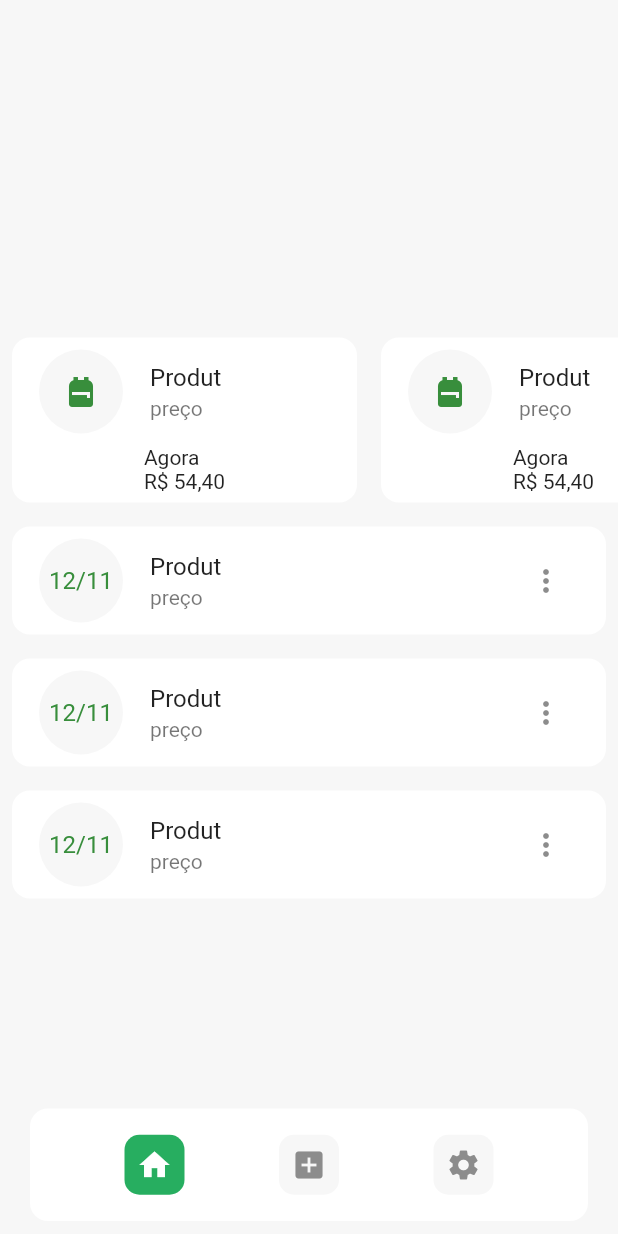
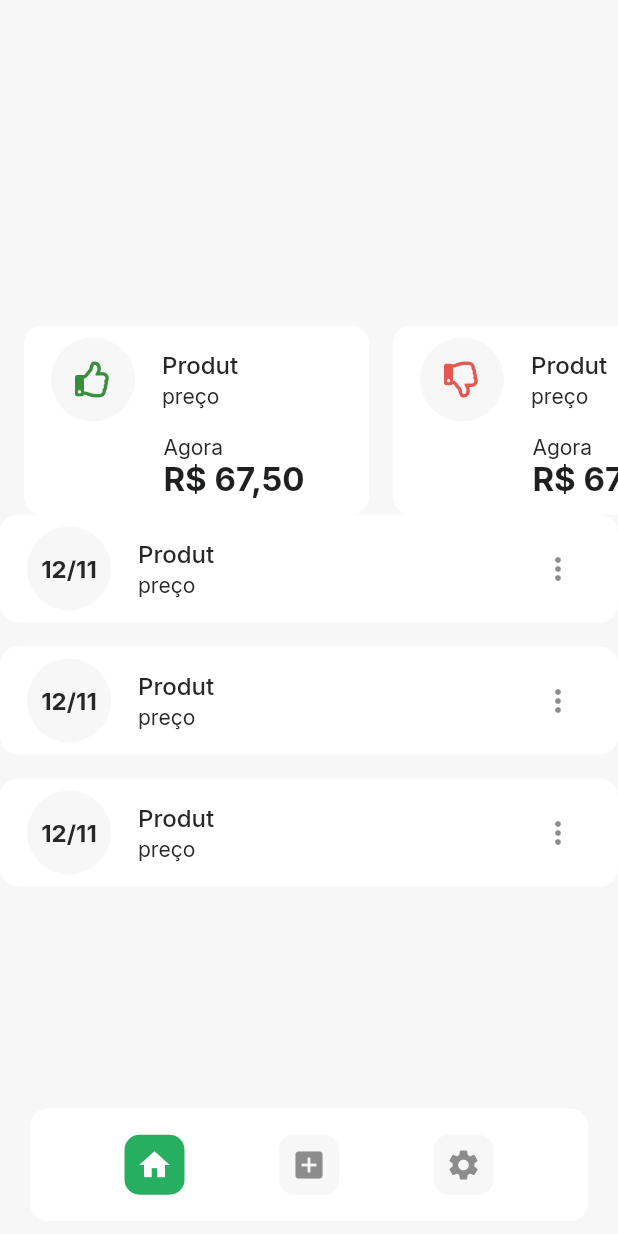
Before and after one commit to flaviopc/flutter_tacaro, a Flutter app: the screen it shows after launch, on a phone screen of 412 x 824 dp. Run offline on Flutter 3.47's test engine with Material 2 defaults, Android fonts, the phone set to English and light mode, and no system bars; our stand-ins replace font_awesome_flutter, google_fonts, supabase, validators; accounts and stored records are empty.

Commit message:
add styles e fontawesome

```diff
--- a/lib/modules/home/home_page.dart
+++ b/lib/modules/home/home_page.dart
@@ -38,7 +38,9 @@ class _HomePageState extends State<HomePage> {
                 child: ListView.builder(
                   itemCount: 2,
                   scrollDirection: Axis.horizontal,
-                  itemBuilder: (context, index) => CardProduct(),
+                  itemBuilder: (context, index) => CardProduct(
+                    like: index % 2 == 0,
+                  ),
                 ),
               ),
               AppListTile(),
--- a/lib/shared/themes/app_text_styles.dart
+++ b/lib/shared/themes/app_text_styles.dart
@@ -7,11 +7,14 @@ abstract class IAppTextStyles {
   TextStyle get title;
   TextStyle get subtitle;
   TextStyle get label;
+  TextStyle get titleListTile;
+  TextStyle get subtitleListTile;
   TextStyle get input;
   TextStyle get hint;
   TextStyle get buttonBackgroundColor;
   TextStyle get buttonBoldTextColor;
   TextStyle get buttonTextColor;
+  TextStyle get chart;
 }
 
 class AppTextStyles implements IAppTextStyles {
@@ -70,4 +73,25 @@ class AppTextStyles implements IAppTextStyles {
         color: AppTheme.colors.title,
         fontWeight: FontWeight.bold,
       );
+
+  @override
+  TextStyle get titleListTile => GoogleFonts.inter(
+        fontSize: 16,
+        color: AppTheme.colors.textColor,
+        fontWeight: FontWeight.w500,
+      );
+
+  @override
+  TextStyle get subtitleListTile => GoogleFonts.inter(
+        fontSize: 14,
+        color: AppTheme.colors.textColor,
+        fontWeight: FontWeight.normal,
+      );
+
+  @override
+  TextStyle get chart => GoogleFonts.inter(
+        fontSize: 14,
+        color: AppTheme.colors.textEnabled,
+        fontWeight: FontWeight.bold,
+      );
 }
--- a/lib/shared/widgets/card_product/card_product.dart
+++ b/lib/shared/widgets/card_product/card_product.dart
@@ -1,13 +1,19 @@
 import 'package:flutter/material.dart';
+import 'package:font_awesome_flutter/font_awesome_flutter.dart';
+
 import 'package:ta_caro/shared/themes/app_theme.dart';
 
 class CardProduct extends StatelessWidget {
-  const CardProduct({Key? key}) : super(key: key);
+  final bool like;
+  const CardProduct({
+    Key? key,
+    required this.like,
+  }) : super(key: key);
 
   @override
   Widget build(BuildContext context) {
     return Padding(
-      padding: const EdgeInsets.all(8.0),
+      padding: const EdgeInsets.only(left: 16),
       child: Container(
         width: 230,
         decoration: BoxDecoration(
@@ -20,14 +26,32 @@ class CardProduct extends StatelessWidget {
               leading: CircleAvatar(
                 backgroundColor: AppTheme.colors.background,
                 radius: 30,
-                child: Icon(Icons.backpack),
+                child: like
+                    ? Icon(FontAwesomeIcons.thumbsUp)
+                    : Icon(FontAwesomeIcons.thumbsDown,
+                        color: AppTheme.colors.badColor),
               ),
-              title: Text("Produt"),
-              subtitle: Text("preço"),
+              title: Text(
+                "Produt",
+                style: AppTheme.textStyles.titleListTile,
+              ),
+              subtitle: Text(
+                "preço",
+                style: AppTheme.textStyles.subtitleListTile,
+              ),
             ),
-            Text.rich(TextSpan(text: "Agora\n", children: [
-              TextSpan(text: "R\$ 54,40"),
-            ])),
+            Padding(
+              padding: const EdgeInsets.only(left: 50),
+              child: Text.rich(
+                TextSpan(
+                    text: "Agora\n",
+                    style: AppTheme.textStyles.subtitleListTile,
+                    children: [
+                      TextSpan(
+                          text: "R\$ 67,50", style: AppTheme.textStyles.title),
+                    ]),
+              ),
+            )
           ],
         ),
       ),
--- a/lib/shared/widgets/list_tile/app_list_tile.dart
+++ b/lib/shared/widgets/list_tile/app_list_tile.dart
@@ -9,7 +9,7 @@ class AppListTile extends StatelessWidget {
   @override
   Widget build(BuildContext context) {
     return Padding(
-      padding: const EdgeInsets.all(8.0),
+      padding: const EdgeInsets.only(bottom: 16),
       child: Container(
         decoration: BoxDecoration(
           color: AppTheme.colors.textEnabled,
@@ -19,10 +19,19 @@ class AppListTile extends StatelessWidget {
           leading: CircleAvatar(
             backgroundColor: AppTheme.colors.background,
             radius: 30,
-            child: Text("12/11"),
+            child: Text(
+              "12/11",
+              style: AppTheme.textStyles.label,
+            ),
           ),
-          title: Text("Produt"),
-          subtitle: Text("preço"),
+          title: Text(
+            "Produt",
+            style: AppTheme.textStyles.titleListTile,
+          ),
+          subtitle: Text(
+            "preço",
+            style: AppTheme.textStyles.subtitleListTile,
+          ),
           trailing: PopupMenuButton(
             itemBuilder: (context) => [
               PopupMenuItem(child: Text("Editar")),
--- a/pubspec.yaml
+++ b/pubspec.yaml
@@ -36,6 +36,7 @@ dependencies:
   google_fonts: ^2.1.0
   validators: ^3.0.0
   supabase: ^0.2.10
+  font_awesome_flutter: ^9.2.0
 
 dev_dependencies:
   flutter_test:
```
Also changed, not shown: pubspec.lock.
